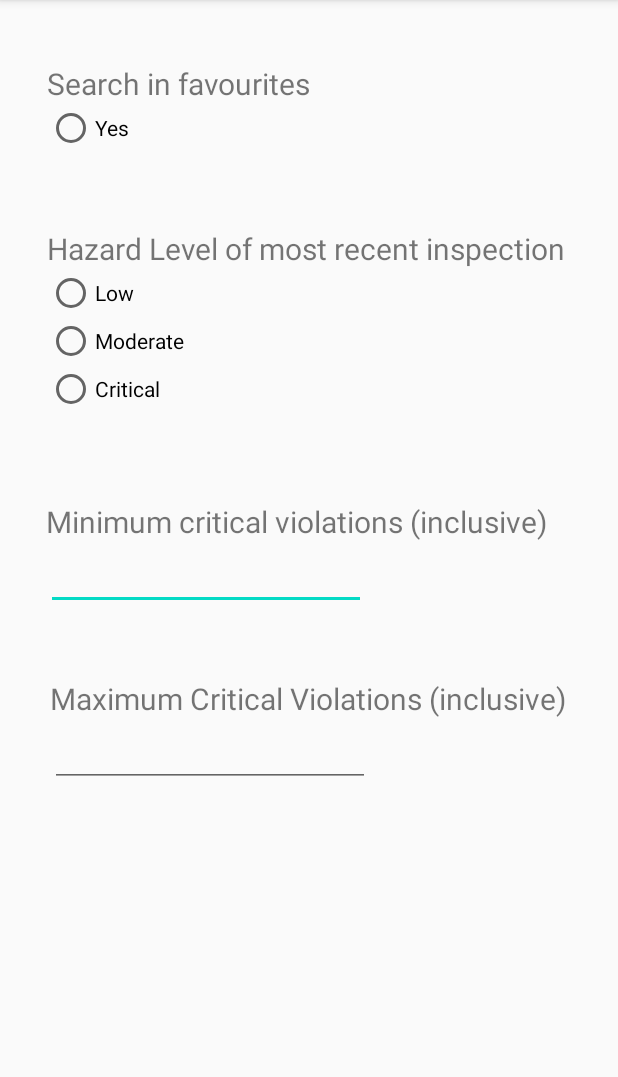
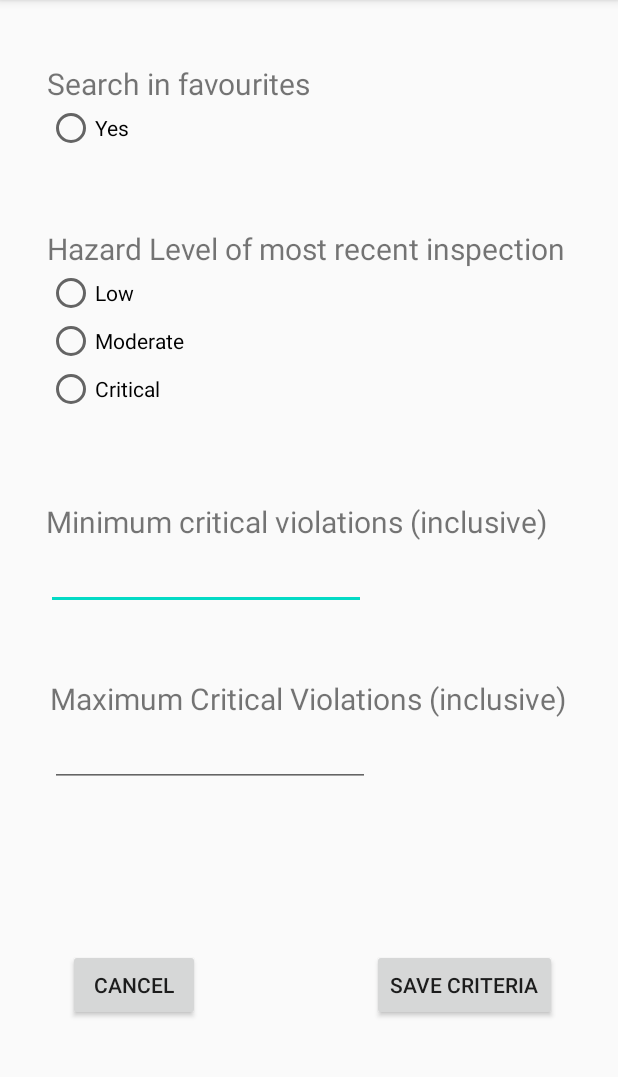
Before and after one commit to SahilModak/Restaurant_Finder-Inspection_Detailer, an Android app: the OptionsScreen screen opened directly, with no data from a screen before it, on a phone screen of 412 x 824 dp, the part 84-1161 px from its top. Run offline under Robolectric (Android 15) with nearby library versions, the phone set to English and light mode, and no system bars.

Commit message:
save and cancel buttons created

```diff
--- a/app/src/main/java/group17/cmpt276/iteration3/UI/OptionsScreen.java
+++ b/app/src/main/java/group17/cmpt276/iteration3/UI/OptionsScreen.java
@@ -15,6 +15,8 @@ public class OptionsScreen extends AppCompatActivity {
     protected void onCreate(Bundle savedInstanceState) {
         super.onCreate(savedInstanceState);
         setContentView(R.layout.activity_options_screen);
+
+
     }
 
 }
--- a/app/src/main/res/layout/activity_options_screen.xml
+++ b/app/src/main/res/layout/activity_options_screen.xml
@@ -110,4 +110,29 @@
         app:layout_constraintTop_toTopOf="parent"
         app:layout_constraintVertical_bias="0.663" />
 
+    <Button
+        android:id="@+id/saveBtn"
+        android:layout_width="wrap_content"
+        android:layout_height="wrap_content"
+        android:text="@string/save_criteria"
+        app:layout_constraintBottom_toBottomOf="parent"
+        app:layout_constraintEnd_toEndOf="parent"
+        app:layout_constraintHorizontal_bias="0.858"
+        app:layout_constraintStart_toStartOf="parent"
+        app:layout_constraintTop_toTopOf="parent"
+        app:layout_constraintVertical_bias="0.879" />
+
+    <Button
+        android:id="@+id/cancelBtn"
+        android:layout_width="wrap_content"
+        android:layout_height="wrap_content"
+        android:layout_marginEnd="40dp"
+        android:text="@string/cancel"
+        app:layout_constraintBottom_toBottomOf="@+id/saveBtn"
+        app:layout_constraintEnd_toStartOf="@+id/saveBtn"
+        app:layout_constraintHorizontal_bias="0.38"
+        app:layout_constraintStart_toStartOf="parent"
+        app:layout_constraintTop_toTopOf="@+id/saveBtn"
+        app:layout_constraintVertical_bias="0.0" />
+
 </androidx.constraintlayout.widget.ConstraintLayout>
--- a/app/src/main/res/values/strings.xml
+++ b/app/src/main/res/values/strings.xml
@@ -95,5 +95,6 @@
     <string name="moderate">Moderate</string>
     <string name="critical">Critical</string>
     <string name="hazard_level_of_most_recent_inspection">Hazard Level of most recent inspection</string>
+    <string name="save_criteria">Save Criteria</string>
 
 </resources>
```
